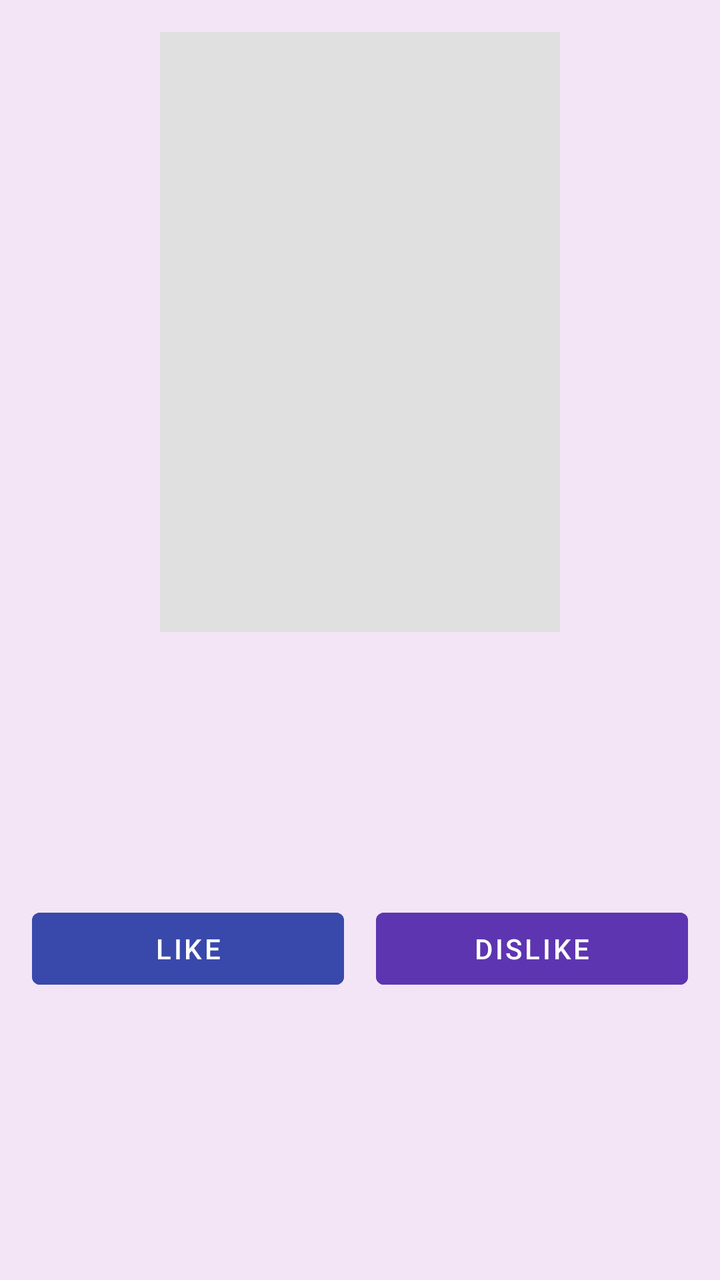
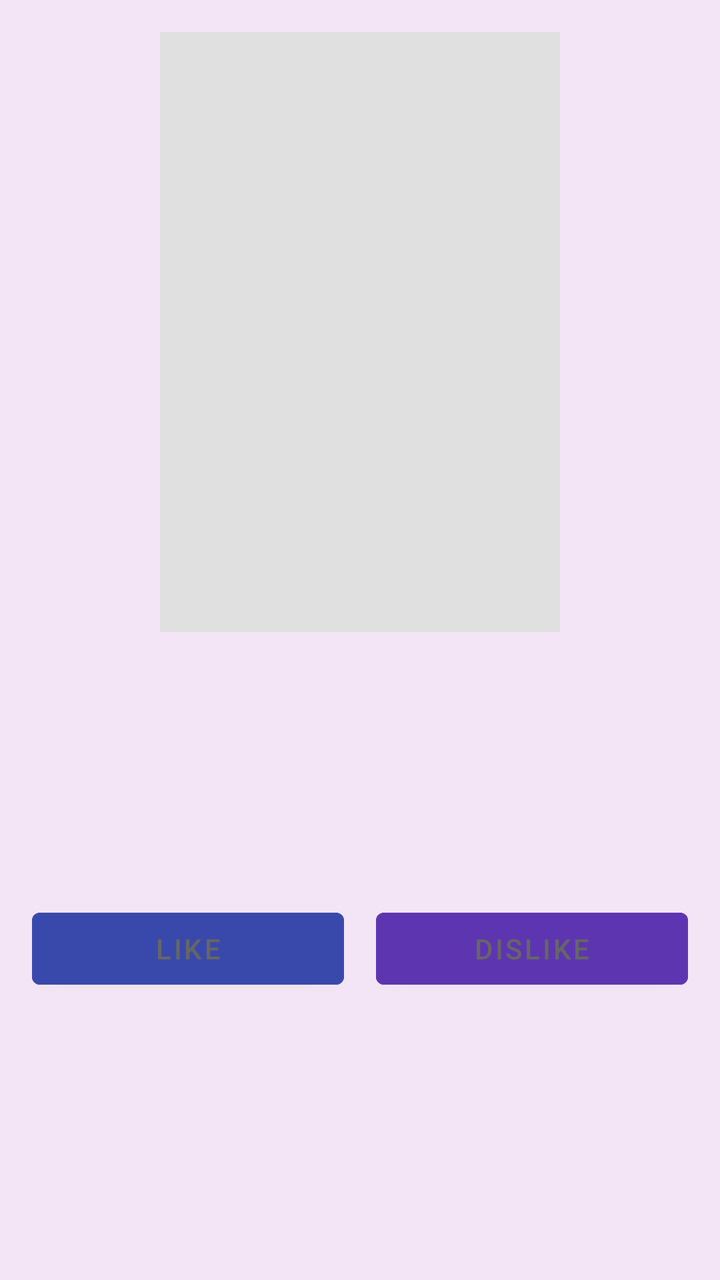

The first picture is an Android layout as it rendered before a commit; the second is the same layout after the commit. The layout source and the unified diff follow.
<!-- AndroidManifest.xml: application theme Theme.BookRecommender -->
<!-- res/layout/activity_book_detail.xml -->
<?xml version="1.0" encoding="utf-8"?>
<ScrollView xmlns:android="http://schemas.android.com/apk/res/android"
    android:layout_width="match_parent"
    android:layout_height="match_parent"
    android:background="@color/soft_purple">

    <LinearLayout
        android:layout_width="match_parent"
        android:layout_height="wrap_content"
        android:orientation="vertical"
        android:padding="16dp">

        <ImageView
            android:id="@+id/ivBookCover"
            android:layout_width="200dp"
            android:layout_height="300dp"
            android:layout_gravity="center"
            android:scaleType="centerCrop"
            android:background="@color/placeholder_bg" />

        <TextView
            android:id="@+id/tvBookTitle"
            android:layout_width="match_parent"
            android:layout_height="wrap_content"
            android:textSize="24sp"
            android:textStyle="bold"
            android:textColor="@color/primary_purple"
            android:layout_marginTop="16dp"
            android:gravity="center" />

        <TextView
            android:id="@+id/tvBookAuthor"
            android:layout_width="match_parent"
            android:layout_height="wrap_content"
            android:textSize="16sp"
            android:textColor="@color/gray_text"
            android:layout_marginTop="8dp"
            android:gravity="center" />

        <TextView
            android:id="@+id/tvBookRating"
            android:layout_width="match_parent"
            android:layout_height="wrap_content"
            android:textSize="18sp"
            android:textColor="@color/rating_color"
            android:layout_marginTop="8dp"
            android:gravity="center" />

        <LinearLayout
            android:layout_width="match_parent"
            android:layout_height="wrap_content"
            android:orientation="horizontal"
            android:gravity="center"
            android:layout_marginTop="24dp">

            <Button
                android:id="@+id/btnLike"
                android:layout_width="0dp"
                android:layout_height="wrap_content"
                android:layout_weight="1"
                android:text="Like"
                android:layout_marginEnd="8dp"
                android:backgroundTint="@color/primary_blue"
                android:textColor="@color/white" />

            <Button
                android:id="@+id/btnDislike"
                android:layout_width="0dp"
                android:layout_height="wrap_content"
                android:layout_weight="1"
                android:text="Dislike"
                android:layout_marginStart="8dp"
                android:backgroundTint="@color/primary_purple"
                android:textColor="@color/white" />

        </LinearLayout>

        <TextView
            android:id="@+id/tvFeedbackMessage"
            android:layout_width="match_parent"
            android:layout_height="wrap_content"
            android:textSize="14sp"
            android:textColor="@color/primary_blue"
            android:textStyle="bold"
            android:gravity="center"
            android:layout_marginTop="16dp"
            android:visibility="gone" />

    </LinearLayout>
</ScrollView>
<!-- resources referenced by this layout -->
<resources>
  <color name="gray_text">#666666</color>
  <color name="placeholder_bg">#E0E0E0</color>
  <color name="primary_blue">#3949AB</color>
  <color name="primary_purple">#5E35B1</color>
  <color name="rating_color">#FF9800</color>
  <color name="soft_purple">#F3E5F5</color>
  <color name="white">#FFFFFFFF</color>
  <style name="Theme.BookRecommender" parent="Theme.MaterialComponents.DayNight.NoActionBar">
          
          <item name="colorPrimary">@color/primary_purple</item>
          <item name="colorPrimaryVariant">@color/primary_blue</item>
          <item name="colorOnPrimary">@color/white</item>
          
          <item name="colorSecondary">@color/primary_blue</item>
          <item name="colorSecondaryVariant">@color/primary_purple</item>
          <item name="colorOnSecondary">@color/white</item>
          
          <item name="android:statusBarColor" tools:targetApi="l">@color/primary_purple</item>
          
      </style>
</resources>

<!-- the commit's change to res/layout/activity_book_detail.xml (unified diff, before → after) -->
@@ -61,7 +61,7 @@
                 android:text="Like"
                 android:layout_marginEnd="8dp"
                 android:backgroundTint="@color/primary_blue"
-                android:textColor="@color/white" />
+                android:textColor="@color/gray_text" />
 
             <Button
                 android:id="@+id/btnDislike"
@@ -71,7 +71,7 @@
                 android:text="Dislike"
                 android:layout_marginStart="8dp"
                 android:backgroundTint="@color/primary_purple"
-                android:textColor="@color/white" />
+                android:textColor="@color/gray_text" />
 
         </LinearLayout>
 
